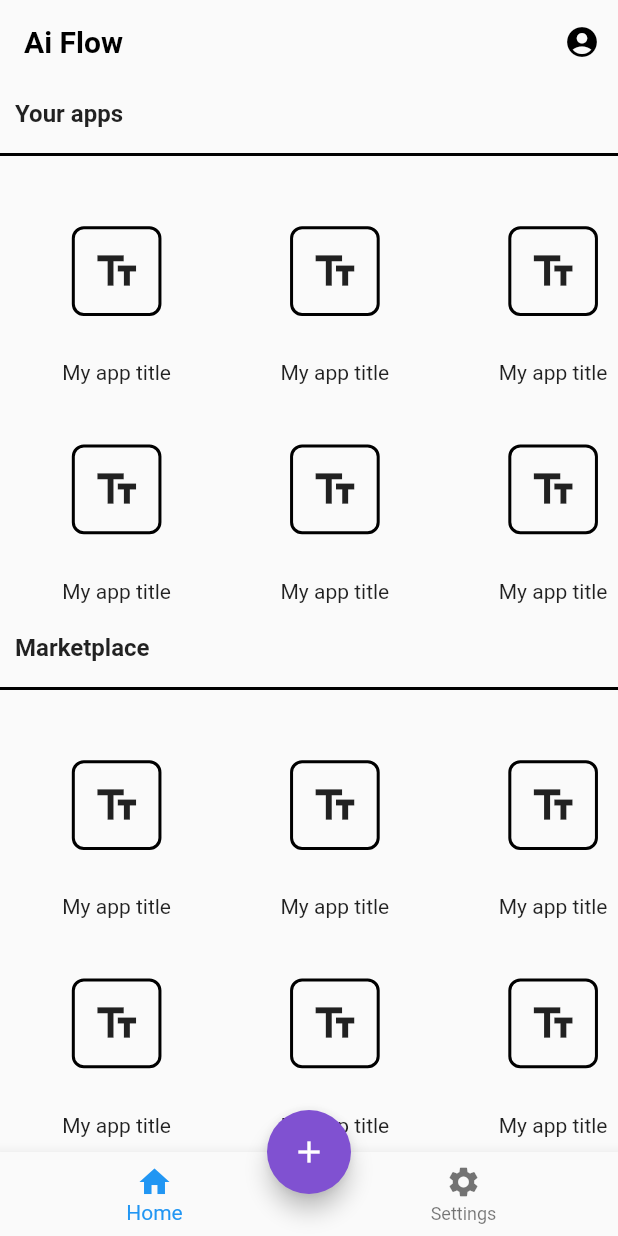
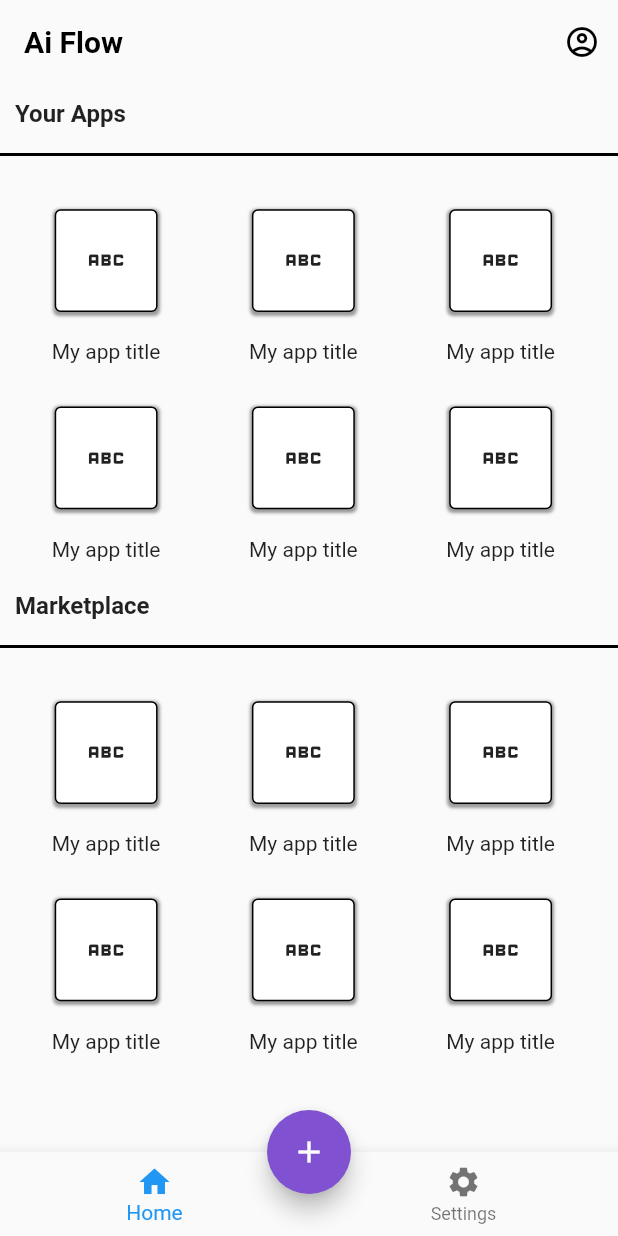
Before and after one commit to Kitenite/ai_flow_flutter, a Flutter app: the screen it shows after launch, on a phone screen of 412 x 824 dp. Run offline on Flutter 3.47's test engine with Material 2 defaults, Android fonts, the phone set to English and light mode, and no system bars; our stand-ins replace camera, video_player.

Commit message:
More home screen UI

```diff
--- a/lib/home.dart
+++ b/lib/home.dart
@@ -24,7 +24,7 @@ class _HomePageState extends State<HomePage> {
         elevation: 0,
         actions: <Widget>[
           IconButton(
-            icon: const Icon(Icons.account_circle),
+            icon: const Icon(Icons.account_circle_outlined),
             color: Colors.black,
             tooltip: 'Profile button',
             onPressed: () {
@@ -37,7 +37,7 @@ class _HomePageState extends State<HomePage> {
         children: const <Widget>[
           Expanded(
             child: SelectAppletGridView(
-              title: "Your apps",
+              title: "Your Apps",
               applets: [
                 "My app title",
                 "My app title",
@@ -66,6 +66,9 @@ class _HomePageState extends State<HomePage> {
                 "My app title",
               ],
             ),
+          ),
+          SizedBox(
+            height: kBottomNavigationBarHeight,
           ),
         ],
       ),
@@ -131,7 +134,7 @@ class SelectAppletGridView extends StatelessWidget {
             crossAxisSpacing: 10,
             padding: const EdgeInsets.all(10.0),
             children: <Widget>[
-              for (var app in applets) AppletIcon(app: app),
+              for (var app in applets) AppletPreviewButton(app: app),
             ],
           ),
         ),
@@ -140,8 +143,8 @@ class SelectAppletGridView extends StatelessWidget {
   }
 }
 
-class AppletIcon extends StatelessWidget {
-  const AppletIcon({
+class AppletPreviewButton extends StatelessWidget {
+  const AppletPreviewButton({
     super.key,
     required this.app,
   });
@@ -161,21 +164,30 @@ class AppletIcon extends StatelessWidget {
           children: [
             Expanded(
               child: FractionallySizedBox(
-                heightFactor: 0.5,
+                heightFactor: 0.65,
                 child: DecoratedBox(
                   decoration: BoxDecoration(
+                    color: Colors.white,
                     border: Border.all(
-                      width: 2.0,
+                      width: 1.0,
                     ),
+                    boxShadow: const [
+                      BoxShadow(
+                        color: Colors.black38,
+                        offset: Offset(0.0, 1.0),
+                        blurRadius: 1.0,
+                        spreadRadius: 1.0,
+                      ),
+                    ],
                     borderRadius: const BorderRadius.all(
-                      Radius.circular(8),
+                      Radius.circular(4),
                     ),
                   ),
                   child: FittedBox(
                     child: Container(
-                      padding: const EdgeInsets.all(10.0),
+                      padding: const EdgeInsets.all(15.0),
                       child: const Icon(
-                        Icons.text_fields_sharp,
+                        Icons.abc,
                       ),
                     ),
                   ),
```
